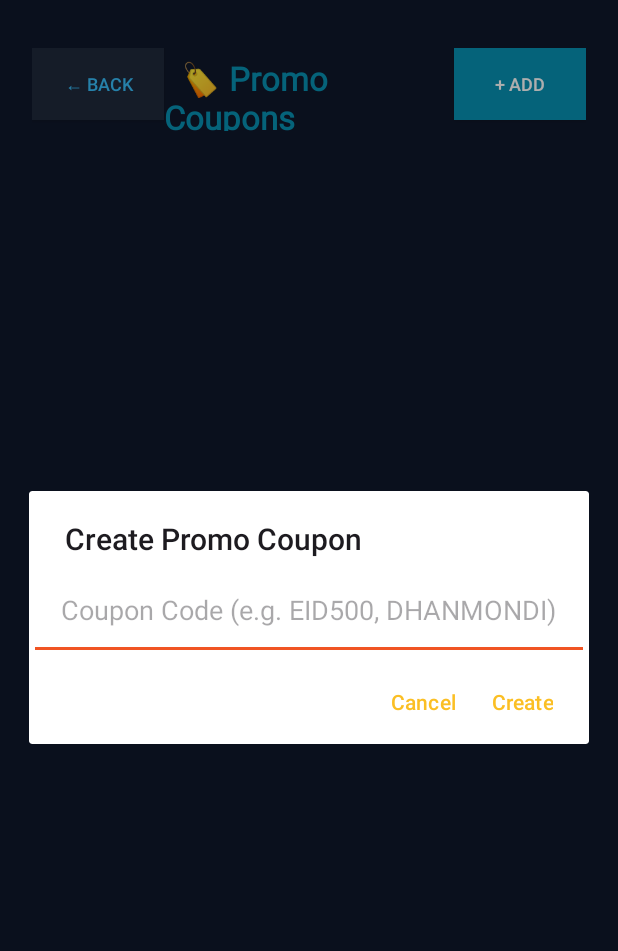
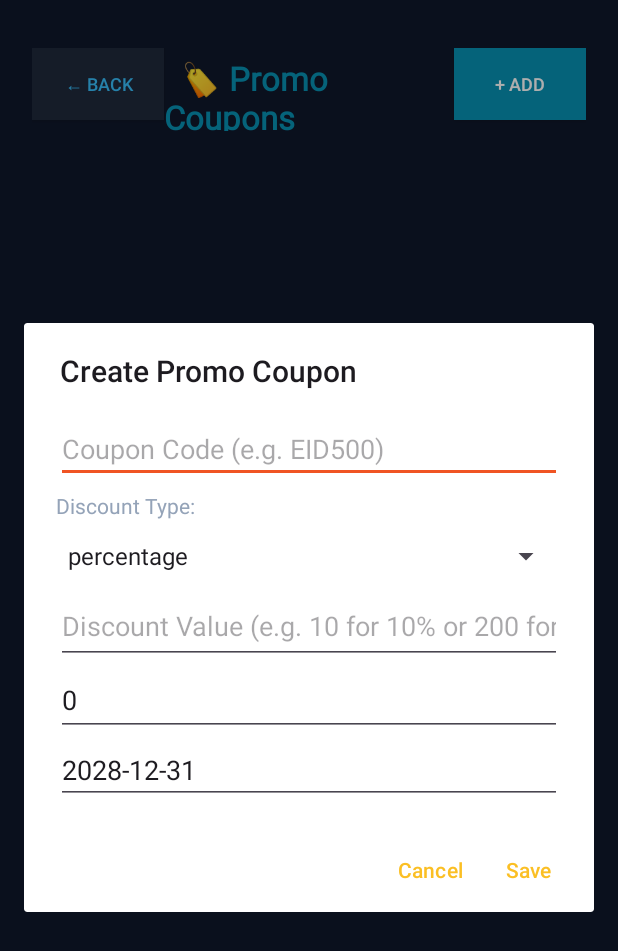
Before and after one commit to AbidHossainTushar003/wc, an Android app: the CouponsActivity screen opened directly, with no data from a screen before it, after a tap on "+ ADD", on a phone screen of 412 x 824 dp. Shown: the top 951 px of the screen. Run offline under Robolectric (Android 15) with nearby library versions, the phone set to English and light mode, and no system bars.

Commit message:
FIX-04: Fix UnknownFormatConversionException crash in CouponsActivity when rendering percentage discount strings

```diff
--- a/admin-android/app/src/main/java/store/wonderfulcollection/admin/presentation/coupons/CouponsActivity.kt
+++ b/admin-android/app/src/main/java/store/wonderfulcollection/admin/presentation/coupons/CouponsActivity.kt
@@ -1,10 +1,15 @@
 package store.wonderfulcollection.admin.presentation.coupons
 
+import android.R
 import android.os.Bundle
+import android.text.InputType
+import android.view.Gravity
+import android.widget.ArrayAdapter
 import android.widget.Button
 import android.widget.EditText
 import android.widget.LinearLayout
 import android.widget.ScrollView
+import android.widget.Spinner
 import android.widget.TextView
 import android.widget.Toast
 import androidx.appcompat.app.AlertDialog
@@ -12,6 +17,7 @@ import androidx.appcompat.app.AppCompatActivity
 import androidx.lifecycle.lifecycleScope
 import androidx.swiperefreshlayout.widget.SwipeRefreshLayout
 import kotlinx.coroutines.launch
+import org.json.JSONObject
 import store.wonderfulcollection.admin.di.ServiceLocator
 import store.wonderfulcollection.admin.domain.model.Coupon
 
@@ -67,7 +73,7 @@ class CouponsActivity : AppCompatActivity() {
             textSize = 12f
             setBackgroundColor(0xFF0891B2.toInt())
             setTextColor(0xFFFFFFFF.toInt())
-            setOnClickListener { showAddCouponDialog() }
+            setOnClickListener { showCouponDialog(null) }
             layoutParams = LinearLayout.LayoutParams(LinearLayout.LayoutParams.WRAP_CONTENT, LinearLayout.LayoutParams.WRAP_CONTENT)
         }
         headerRow.addView(btnAdd)
@@ -95,12 +101,21 @@ class CouponsActivity : AppCompatActivity() {
     private fun renderCoupons(coupons: List<Coupon>) {
         listContainer.removeAllViews()
         if (coupons.isEmpty()) {
+            val emptyCard = LinearLayout(this).apply {
+                orientation = LinearLayout.VERTICAL
+                setBackgroundColor(0xFF1E293B.toInt())
+                setPadding(32, 40, 32, 40)
+                gravity = Gravity.CENTER
+            }
             val emptyTv = TextView(this).apply {
-                text = "No active promo coupons."
+                text = "🏷️ No active promo coupons found.\nTap '+ Add' above to create a discount code."
                 setTextColor(0xFF94A3B8.toInt())
-                textSize = 15f
+                textSize = 14f
+                gravity = Gravity.CENTER
+                setLineSpacing(6f, 1f)
             }
-            listContainer.addView(emptyTv)
+            emptyCard.addView(emptyTv)
+            listContainer.addView(emptyCard)
             return
         }
 
@@ -112,6 +127,7 @@ class CouponsActivity : AppCompatActivity() {
                 val lp = LinearLayout.LayoutParams(LinearLayout.LayoutParams.MATCH_PARENT, LinearLayout.LayoutParams.WRAP_CONTENT)
                 lp.setMargins(0, 0, 0, 16)
                 layoutParams = lp
+                setOnClickListener { showCouponDialog(cp) }
             }
 
             val codeTv = TextView(this).apply {
@@ -122,9 +138,10 @@ class CouponsActivity : AppCompatActivity() {
             }
             card.addView(codeTv)
 
-            val discStr = if (cp.type == "percentage") "${cp.value}% OFF" else "৳%,.0f OFF".format(cp.value)
+            val discStr = if (cp.type == "percentage") "${cp.value}% OFF" else "৳%.0f OFF".format(cp.value)
+            val minOrderStr = "৳%.0f".format(cp.minOrder)
             val detailTv = TextView(this).apply {
-                text = "Discount: $discStr  |  Min Order: ৳%,.0f\nExpiry: ${cp.expiryDate}  |  Status: ${if (cp.isActive) "Active" else "Disabled"}".format(cp.minOrder)
+                text = "Discount: $discStr  |  Min Order: $minOrderStr\nExpiry: ${cp.expiryDate}  |  Status: ${if (cp.isActive) "Active" else "Disabled"}"
                 textSize = 13f
                 setTextColor(0xFFF8FAFC.toInt())
                 setPadding(0, 8, 0, 0)
@@ -136,23 +153,121 @@ class CouponsActivity : AppCompatActivity() {
         }
     }
 
-    private fun showAddCouponDialog() {
-        val input = EditText(this).apply {
-            hint = "Coupon Code (e.g. EID500, DHANMONDI)"
-            setTextColor(0xFFF8FAFC.toInt())
-            setPadding(32, 32, 32, 32)
+    private fun showCouponDialog(coupon: Coupon?) {
+        val formLayout = LinearLayout(this).apply {
+            orientation = LinearLayout.VERTICAL
+            setPadding(32, 24, 32, 24)
         }
-        AlertDialog.Builder(this)
-            .setTitle("Create Promo Coupon")
-            .setView(input)
-            .setPositiveButton("Create") { _, _ ->
-                val code = input.text.toString().trim()
-                if (code.isNotEmpty()) {
-                    Toast.makeText(this, "Coupon '$code' created successfully!", Toast.LENGTH_SHORT).show()
+
+        val etCode = EditText(this).apply {
+            hint = "Coupon Code (e.g. EID500)"
+            setText(coupon?.code ?: "")
+            inputType = InputType.TYPE_CLASS_TEXT or InputType.TYPE_TEXT_FLAG_CAP_CHARACTERS
+        }
+
+        val types = arrayOf("percentage", "fixed")
+        val spinnerType = Spinner(this).apply {
+            adapter = ArrayAdapter(
+                this@CouponsActivity,
+                R.layout.simple_spinner_dropdown_item,
+                types
+            )
+            if (coupon != null) {
+                setSelection(types.indexOf(coupon.type).coerceAtLeast(0))
+            }
+        }
+
+        val etValue = EditText(this).apply {
+            hint = "Discount Value (e.g. 10 for 10% or 200 for ৳200)"
+            setText(coupon?.value?.toString() ?: "")
+            inputType = InputType.TYPE_CLASS_NUMBER or InputType.TYPE_NUMBER_FLAG_DECIMAL
+        }
+
+        val etMinOrder = EditText(this).apply {
+            hint = "Minimum Order Amount in ৳ (e.g. 1000)"
+            setText(coupon?.minOrder?.toString() ?: "0")
+            inputType = InputType.TYPE_CLASS_NUMBER or InputType.TYPE_NUMBER_FLAG_DECIMAL
+        }
+
+        val etExpiry = EditText(this).apply {
+            hint = "Expiry Date YYYY-MM-DD (e.g. 2028-12-31)"
+            setText(coupon?.expiryDate ?: "2028-12-31")
+            inputType = InputType.TYPE_CLASS_TEXT
+        }
+
+        formLayout.addView(etCode)
+        formLayout.addView(TextView(this).apply { text = "Discount Type:"; setTextColor(0xFF94A3B8.toInt()); setPadding(0, 8, 0, 0) })
+        formLayout.addView(spinnerType)
+        formLayout.addView(etValue)
+        formLayout.addView(etMinOrder)
+        formLayout.addView(etExpiry)
+
+        val scrollForm = ScrollView(this).apply { addView(formLayout) }
+
+        val title = if (coupon == null) "Create Promo Coupon" else "Edit Coupon #${coupon.id}"
+        val dialog = AlertDialog.Builder(this)
+            .setTitle(title)
+            .setView(scrollForm)
+            .setPositiveButton("Save", null)
+            .setNegativeButton("Cancel", null)
+            .let { if (coupon != null) it.setNeutralButton("Delete") { _, _ -> deleteCoupon(coupon.id) } else it }
+            .show()
+
+        dialog.getButton(AlertDialog.BUTTON_POSITIVE).setOnClickListener {
+            val code = etCode.text.toString().trim().uppercase()
+            val type = types[spinnerType.selectedItemPosition]
+            val value = etValue.text.toString().toDoubleOrNull()
+            val minOrder = etMinOrder.text.toString().toDoubleOrNull() ?: 0.0
+            val expiry = etExpiry.text.toString().trim().ifEmpty { "2028-12-31" }
+
+            if (code.isEmpty() || value == null || value <= 0) {
+                Toast.makeText(this, "Enter a valid coupon code and discount value.", Toast.LENGTH_LONG).show()
+                return@setOnClickListener
+            }
+
+            val btn = dialog.getButton(AlertDialog.BUTTON_POSITIVE)
+            btn.isEnabled = false
+            btn.text = "Saving..."
+
+            lifecycleScope.launch {
+                val body = JSONObject().apply {
+                    if (coupon != null) put("id", coupon.id)
+                    put("code", code)
+                    put("type", type)
+                    put("value", value)
+                    put("min_order", minOrder)
+                    put("expiry_date", expiry)
+                    put("usage_limit", 100)
+                    put("is_active", 1)
+                }
+
+                val result = if (coupon == null) {
+                    ServiceLocator.apiClient.post("coupons", body)
+                } else {
+                    ServiceLocator.apiClient.put("coupons", body)
+                }
+
+                result.onSuccess {
+                    dialog.dismiss()
+                    Toast.makeText(this@CouponsActivity, "Coupon saved successfully.", Toast.LENGTH_SHORT).show()
                     loadCoupons()
+                }.onFailure { err ->
+                    btn.isEnabled = true
+                    btn.text = "Save"
+                    Toast.makeText(this@CouponsActivity, err.message ?: "Could not save coupon.", Toast.LENGTH_LONG).show()
                 }
             }
-            .setNegativeButton("Cancel", null)
-            .show()
+        }
+    }
+
+    private fun deleteCoupon(id: Long) {
+        lifecycleScope.launch {
+            ServiceLocator.apiClient.delete("coupons", mapOf("id" to id.toString())).onSuccess {
+                Toast.makeText(this@CouponsActivity, "Coupon removed.", Toast.LENGTH_SHORT).show()
+                loadCoupons()
+            }.onFailure {
+                Toast.makeText(this@CouponsActivity, it.message ?: "Could not remove coupon.", Toast.LENGTH_SHORT).show()
+            }
+        }
     }
 }
```
Also changed, not shown: 1 other file.
